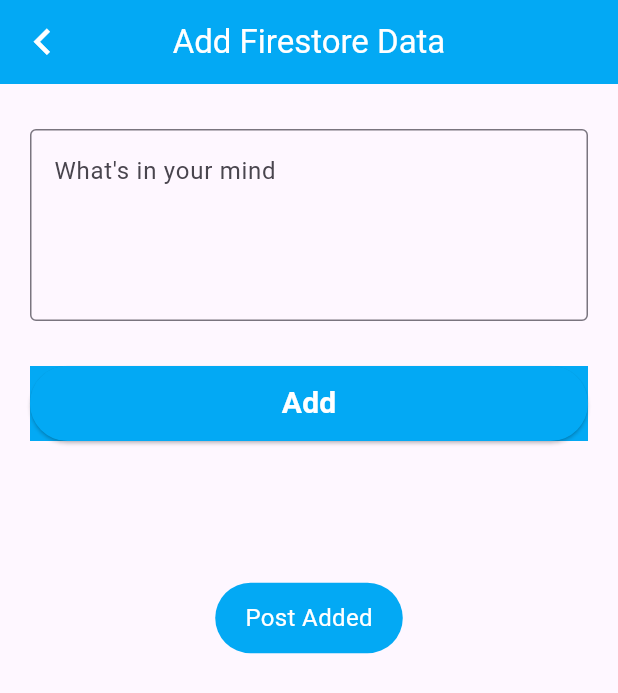
After one commit to ajayrana78767/Firebase-App, a Flutter app: the AddFireStoreDataScreen screen opened directly, after a tap on "Add", on a phone screen of 412 x 824 dp. The commit adds this screen. Shown: the top 693 px of the screen. Run offline on Flutter 3.47's test engine with Material 3 defaults, Android fonts, the phone set to English and light mode, and no system bars; our stand-ins replace cloud_firestore, firebase_auth, firebase_core, firebase_database, firebase_messaging, flutter_local_notifications and 2 more; accounts and stored records are empty.

Commit message:
Store data in firebase firestore

```diff
--- a/lib/main.dart
+++ b/lib/main.dart
@@ -2,8 +2,9 @@
 import 'dart:async';
 import 'package:firebase_app/firebase_options.dart';
 import 'package:firebase_app/notifications_services.dart';
+import 'package:firebase_app/ui/auth/firestore/firestore_list_screen.dart';
 import 'package:firebase_app/ui/auth/login_screen.dart';
-import 'package:firebase_app/ui/auth/posts/posts_screen.dart';
+//import 'package:firebase_app/ui/auth/posts/posts_screen.dart';
 import 'package:firebase_auth/firebase_auth.dart';
 import 'package:firebase_core/firebase_core.dart';
 import 'package:flutter/material.dart';
@@ -72,7 +73,7 @@ class _SplashScreenState extends State<SplashScreen> {
         context,
         MaterialPageRoute(
             builder: (context) =>
-                const PostScreen()), // Replace MyApp() with your main app widget
+                const FireStoreScreen()), // Replace MyApp() with your main app widget
       ),
     );
     }else{
--- /dev/null
+++ b/lib/ui/auth/firestore/add_firestore_data.dart
@@ -0,0 +1,95 @@
+import 'package:cloud_firestore/cloud_firestore.dart';
+import 'package:firebase_app/utils/utils.dart';
+import 'package:flutter/material.dart';
+
+class AddFireStoreDataScreen extends StatefulWidget {
+  const AddFireStoreDataScreen({super.key});
+
+  @override
+  State<AddFireStoreDataScreen> createState() => _AddFireStoreDataScreenState();
+}
+
+class _AddFireStoreDataScreenState extends State<AddFireStoreDataScreen> {
+  bool _isLoading = false;
+  final fireStore = FirebaseFirestore.instance.collection('users');
+  final postController = TextEditingController();
+  @override
+  Widget build(BuildContext context) {
+    return Scaffold(
+      appBar: AppBar(
+        backgroundColor: Colors.lightBlue,
+        title: const Text(
+          "Add Firestore Data",
+          style: TextStyle(color: Colors.white),
+        ),
+        centerTitle: true,
+        leading: IconButton(
+            onPressed: () {
+              Navigator.pop(context);
+            },
+            icon: const Icon(
+              Icons.navigate_before_outlined,
+              size: 35,
+              color: Colors.white,
+            )),
+      ),
+      body: Padding(
+        padding: const EdgeInsets.symmetric(horizontal: 20),
+        child: Column(
+          children: [
+            const SizedBox(
+              height: 30,
+            ),
+            TextFormField(
+              controller: postController,
+              maxLines: 4,
+              decoration: const InputDecoration(
+                  hintText: "What's in your mind",
+                  border: OutlineInputBorder()),
+            ),
+            const SizedBox(
+              height: 30,
+            ),
+            Container(
+              color: Colors.lightBlue,
+              height: 50,
+              width: double.infinity,
+              child: ElevatedButton(
+                  style: ElevatedButton.styleFrom(
+                      backgroundColor: Colors.lightBlue),
+                  onPressed: () {
+                    setState(() {
+                      _isLoading = true;
+                    });
+                    final id = DateTime.now().microsecondsSinceEpoch.toString();
+                    fireStore.doc(id).set({
+                      'title': postController.text.toString(),
+                      'id': id,
+
+                    }).then((value) {
+                      setState(() {
+                        _isLoading = false;
+                      });
+                      Utils().toastMessage('Post Added');
+                    }).onError((error, stackTrace) {
+                      Utils().toastMessage(error.toString());
+                    });
+                  },
+                  child: _isLoading
+                      ? const CircularProgressIndicator(
+                          color: Colors.white,
+                        )
+                      : const Text(
+                          "Add",
+                          style: TextStyle(
+                              color: Colors.white,
+                              fontSize: 20,
+                              fontWeight: FontWeight.w700),
+                        )),
+            ),
+          ],
+        ),
+      ),
+    );
+  }
+}
--- a/pubspec.yaml
+++ b/pubspec.yaml
@@ -45,6 +45,7 @@ dependencies:
   flutter_svg: ^2.0.10+1
   google_sign_in: ^6.2.1
   firebase_database: ^10.4.10
+  cloud_firestore: ^4.15.9
 
 
 dev_dependencies:
```
Also changed, not shown: lib/ui/auth/firestore/firestore_list_screen.dart (added, +104 -0 lines), pubspec.lock, 3 other files.
